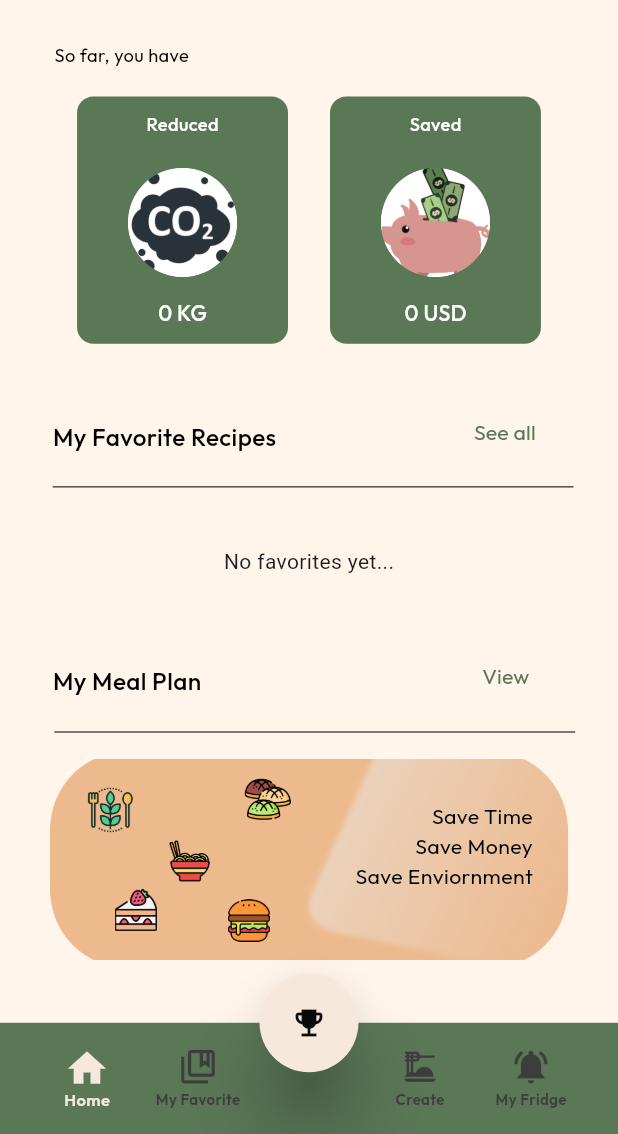
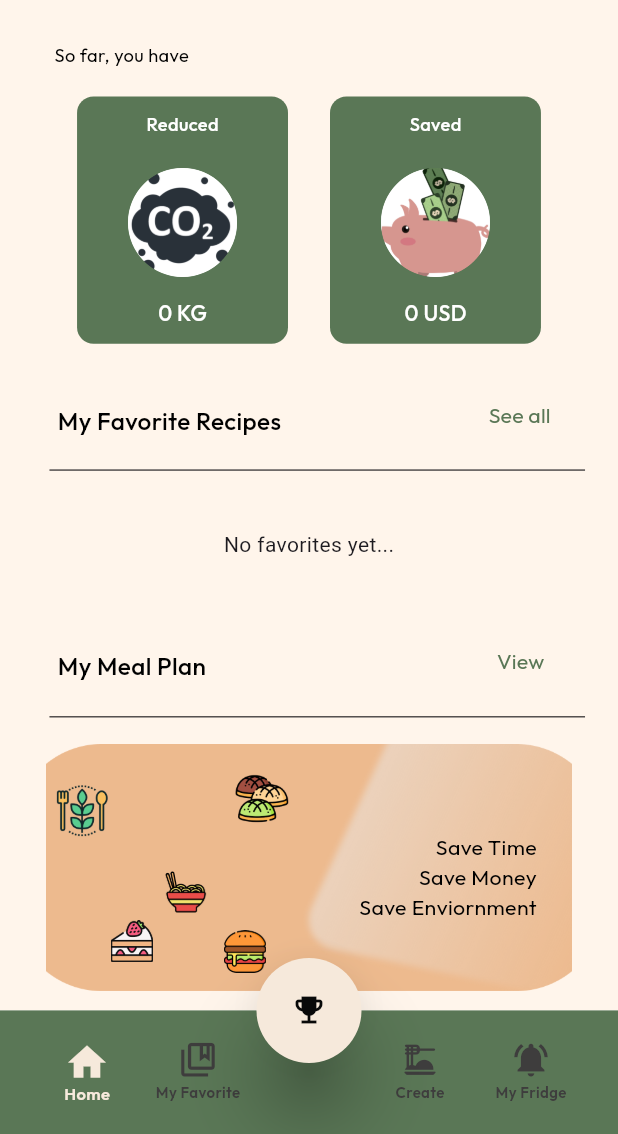
Before and after one commit to astridzhao/BYOF, a Flutter app: the screen it shows after launch, on a phone screen of 412 x 824 dp, the part 102-1236 px from its top. Run offline on Flutter 3.47's test engine with Material 3 defaults, Android fonts, the light colour scheme and no system bars; our stand-ins replace cached_network_image, drift, flutter_svg, keyboard_actions, sqlite3_flutter_libs; missing offline and left inert: botton_nav_bar, clipboard, dart_openai, drift_dev, language_picker, sqlite3; accounts and stored records are empty; generated files the repository leaves out were written again.

Commit message:
change homepage widget layout
Signed-off-by: AstridZhao <zhao26z@mtholyoke.edu>

```diff
--- a/lib/Interface/favorite_page/favorite_screen_2.dart
+++ b/lib/Interface/favorite_page/favorite_screen_2.dart
@@ -2,7 +2,6 @@
 import 'dart:core';
 import 'dart:io';
 import 'dart:math' as math;
-import 'package:astridzhao_s_food_app/database/recipesFormatConversion.dart';
 import 'package:http/http.dart' as http;
 import 'package:path_provider/path_provider.dart';
 import 'package:path/path.dart' as path;
--- a/lib/Interface/homepage_screen/bottom_bar.dart
+++ b/lib/Interface/homepage_screen/bottom_bar.dart
@@ -151,7 +151,7 @@ class _BottomNavBarState extends State<BottomNavBar> {
           ),
         ),
         bottomNavigationBar: BottomAppBar(
-          height: MediaQuery.of(context).size.height * 0.09,
+          height: MediaQuery.of(context).size.height * 0.1,
           color: appTheme.green_primary,
           shape: widget.centerNotched
               ? CenterNotchedShape(notchRadius: widget.notchedRadius!)
--- a/lib/Interface/homepage_screen/homepage_container_screen.dart
+++ b/lib/Interface/homepage_screen/homepage_container_screen.dart
@@ -75,8 +75,6 @@ class _HomepageContainerScreenState extends State<HomepageContainerScreen> {
                 transitionDuration: Duration(seconds: 0))),
         bottomNavigationBar: Container(
           child: BottomNavBar(
-            fabHeight: navBarHeight,
-            fabWidth: navBarWidth,
             notchedRadius: 20,
             centerNotched: false,
             fabIcon: Icon(Icons.emoji_events),
--- a/lib/Interface/homepage_screen/homepage_page/homepage_page.dart
+++ b/lib/Interface/homepage_screen/homepage_page/homepage_page.dart
@@ -2,7 +2,6 @@ import 'dart:io';
 
 import 'package:astridzhao_s_food_app/Interface/favorite_page/favorites_screen.dart';
 import 'package:astridzhao_s_food_app/database/database.dart';
-import 'package:astridzhao_s_food_app/database/recipesFormatConversion.dart';
 import 'package:astridzhao_s_food_app/database/recipes_dao.dart';
 import 'package:astridzhao_s_food_app/Interface/provider.dart';
 import 'package:provider/provider.dart';
@@ -14,11 +13,8 @@ import 'package:astridzhao_s_food_app/widgets/app_bar/appbar_title.dart';
 import 'package:astridzhao_s_food_app/widgets/app_bar/custom_app_bar.dart';
 import 'package:astridzhao_s_food_app/Interface/favorite_page/favorite_screen_2.dart';
 import 'package:flutter/material.dart';
-import 'package:drift/drift.dart' as drift;
 import 'dart:async';
-import 'dart:developer';
 
-// ignore_for_file: must_be_immutable
 class HomepagePage extends StatefulWidget {
   HomepagePage({Key? key})
       : super(
@@ -36,7 +32,6 @@ class Savings {
 class HomepagePageState extends State<HomepagePage> {
   //call database
   final recipe_dao = RecipesDao(DatabaseService().database);
-  //TODO: Saving data in the database : userID
   int savingCo2 = 0;
   int savingDollar = 0;
 
@@ -61,19 +56,23 @@ class HomepagePageState extends State<HomepagePage> {
         .map((rows) => rows.map((row) => row.read(imageURL)).toList());
 
     return recipeImageURL;
-    // return query.map((row) => row.read(imageURL));
   }
 
   Map<int, String> allRecipeImageURLs = {};
 
   @override
   Widget build(BuildContext context) {
+    // Get the screen width and height
+    double screenWidth = MediaQuery.of(context).size.width;
+    double screenHeight = MediaQuery.of(context).size.height;
+
     return MaterialApp(
       home: Scaffold(
         backgroundColor: appTheme.yellow5001,
         appBar: _buildAppBar(context),
         body: SizedBox(
           width: SizeUtils.width,
+          height: SizeUtils.height,
           child: SingleChildScrollView(
             padding: EdgeInsets.only(top: 20.v),
             child: Container(
@@ -98,11 +97,11 @@ class HomepagePageState extends State<HomepagePage> {
                   ),
                   SizedBox(height: 15.v),
                   _buildSavingSummary(context),
-                  SizedBox(height: 31.v),
+                  SizedBox(height: 20.v),
                   Padding(
                     padding: EdgeInsets.only(
-                      left: 22.h,
-                      right: 29.h,
+                      left: 25.h,
+                      right: 20.h,
                     ),
                     child: _buildDividerSection_favorite_page(
                       context,
@@ -112,16 +111,16 @@ class HomepagePageState extends State<HomepagePage> {
                   ),
                   Divider(
                     color: appTheme.gray800,
-                    indent: 22.h,
-                    endIndent: 17.h,
+                    indent: 20.h,
+                    endIndent: 10.h,
                   ),
                   SizedBox(height: 3.v),
                   _buildFavoriteRecipeRow(context),
-                  SizedBox(height: 14.v),
+                  SizedBox(height: 15.v),
                   Padding(
                     padding: EdgeInsets.only(
-                      left: 22.h,
-                      right: 29.h,
+                      left: 25.h,
+                      right: 20.h,
                     ),
                     child: _buildDividerSection_mealPlan(
                       context,
@@ -132,8 +131,8 @@ class HomepagePageState extends State<HomepagePage> {
                   SizedBox(height: 1.v),
                   Divider(
                     color: appTheme.gray800,
-                    indent: 23.h,
-                    endIndent: 16.h,
+                    indent: 20.h,
+                    endIndent: 10.h,
                   ),
                   SizedBox(height: 10.v),
                   _buildCreateplanSection(context),
@@ -275,16 +274,19 @@ class HomepagePageState extends State<HomepagePage> {
 
   /// Section Widget
   Widget _buildCreateplanSection(BuildContext context) {
+    double screenWidth = MediaQuery.of(context).size.width;
+    double screenHeight = MediaQuery.of(context).size.height;
     return SizedBox(
-      height: 151.v,
-      width: 314.h,
+      width: screenWidth * 0.86,
+      height: screenHeight * 0.25,
       child: Stack(
         alignment: Alignment.bottomCenter,
         children: [
           Align(
             alignment: Alignment.topCenter,
             child: Container(
-              width: 314.h,
+              width: screenWidth * 0.85,
+              height: screenHeight * 0.20,
               margin: EdgeInsets.only(bottom: 19.v),
               padding: EdgeInsets.symmetric(
                 horizontal: 21.h,
```
